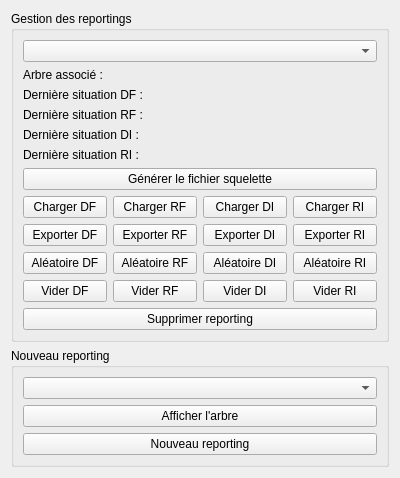
The window that formmanagereportings.ui (GiPiLab/ProtonClassicSuite) describes before a commit, drawn with Qt 5.
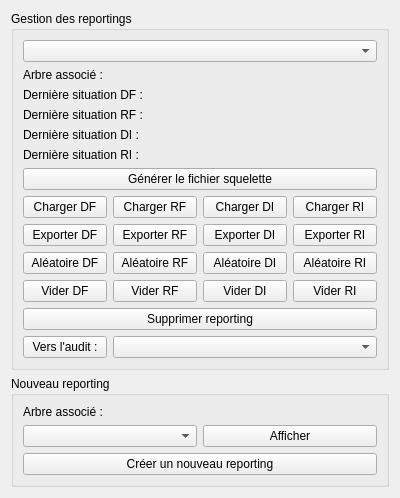
The same window after the commit. Icons and pictures are not drawn.

Commit message:
Add Reporting->Audit bridge, fix bugs, add icons
	- Add the reporting->audit bridge by allowing to add the last
reporting date as a year for an audit
	- Change FormEditAudit logic to allow viewing finished audits
	- Add a few icons
	- Fix few typos

The edit to the form file:
```diff
--- a/formmanagereportings.ui
+++ b/formmanagereportings.ui
@@ -238,6 +238,16 @@
         </property>
        </widget>
       </item>
+      <item row="14" column="0">
+       <widget class="QPushButton" name="pushButtonFillAudit">
+        <property name="text">
+         <string>Vers l'audit :</string>
+        </property>
+       </widget>
+      </item>
+      <item row="14" column="1" colspan="3">
+       <widget class="QComboBox" name="comboListOfAudits"/>
+      </item>
      </layout>
     </widget>
    </item>
@@ -246,21 +256,28 @@
      <property name="title">
       <string>Nouveau reporting</string>
      </property>
-     <layout class="QVBoxLayout" name="verticalLayout_2">
-      <item>
+     <layout class="QGridLayout" name="gridLayout_2">
+      <item row="1" column="0">
        <widget class="QComboBox" name="comboListOfTrees"/>
       </item>
-      <item>
+      <item row="1" column="1">
        <widget class="QPushButton" name="pushButtonDisplayTree">
         <property name="text">
-         <string>Afficher l'arbre</string>
+         <string>Afficher</string>
         </property>
        </widget>
       </item>
-      <item>
+      <item row="3" column="0" colspan="2">
        <widget class="QPushButton" name="pushButtonAddReporting">
         <property name="text">
-         <string>Nouveau reporting</string>
+         <string>Créer un nouveau reporting</string>
+        </property>
+       </widget>
+      </item>
+      <item row="0" column="0" colspan="2">
+       <widget class="QLabel" name="label_6">
+        <property name="text">
+         <string>Arbre associé :</string>
         </property>
        </widget>
       </item>
```
Left out of the diff: 132 changed lines with no effect on the pictures. The commit also changes 26 other files.
